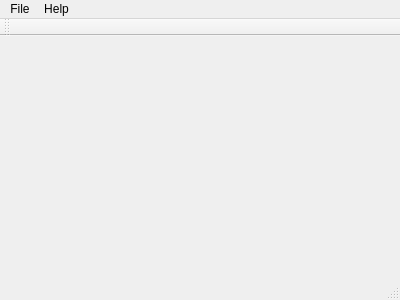
First picture: the form in mainwindow.ui, repository VeskeR/kpz-cool-project, before the edit.
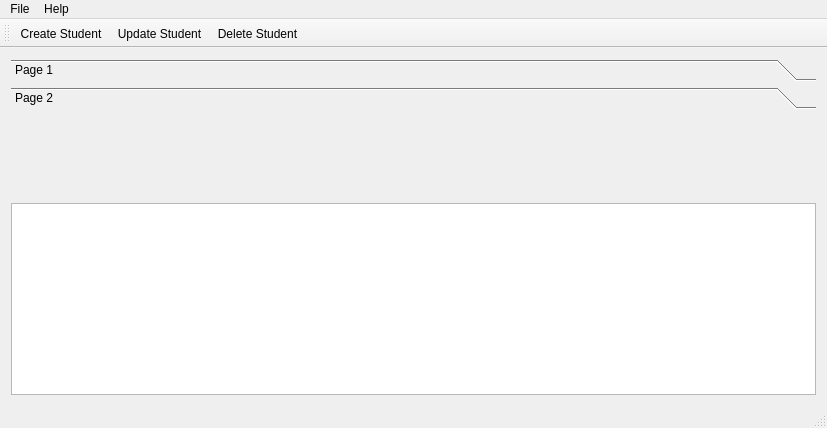
Second picture: the form after the edit.

Commit message: Added connection to db, displaying data from db, creating new students

What changed in the file:
```diff
--- a/mainwindow.ui
+++ b/mainwindow.ui
@@ -6,20 +6,59 @@
    <rect>
     <x>0</x>
     <y>0</y>
-    <width>400</width>
-    <height>300</height>
+    <width>827</width>
+    <height>428</height>
    </rect>
   </property>
   <property name="windowTitle">
    <string>Cool Project</string>
   </property>
-  <widget class="QWidget" name="centralWidget"/>
+  <widget class="QWidget" name="centralWidget">
+   <layout class="QVBoxLayout" name="verticalLayout">
+    <item>
+     <widget class="QToolBox" name="toolBox">
+      <property name="currentIndex">
+       <number>1</number>
+      </property>
+      <widget class="QWidget" name="page">
+       <property name="geometry">
+        <rect>
+         <x>0</x>
+         <y>0</y>
+         <width>803</width>
+         <height>77</height>
+        </rect>
+       </property>
+       <attribute name="label">
+        <string>Page 1</string>
+       </attribute>
+      </widget>
+      <widget class="QWidget" name="page_2">
+       <property name="geometry">
+        <rect>
+         <x>0</x>
+         <y>0</y>
+         <width>803</width>
+         <height>77</height>
+        </rect>
+       </property>
+       <attribute name="label">
+        <string>Page 2</string>
+       </attribute>
+      </widget>
+     </widget>
+    </item>
+    <item>
+     <widget class="QTableView" name="tableView"/>
+    </item>
+   </layout>
+  </widget>
   <widget class="QMenuBar" name="menuBar">
    <property name="geometry">
     <rect>
      <x>0</x>
      <y>0</y>
-     <width>400</width>
+     <width>827</width>
      <height>22</height>
     </rect>
    </property>
@@ -44,6 +83,9 @@
    <attribute name="toolBarBreak">
     <bool>false</bool>
    </attribute>
+   <addaction name="actionCreate_Student"/>
+   <addaction name="actionUpdate_Student"/>
+   <addaction name="actionDelete_Student"/>
   </widget>
   <widget class="QStatusBar" name="statusBar"/>
   <action name="actionAbout">
@@ -51,6 +93,21 @@
     <string>About</string>
    </property>
   </action>
+  <action name="actionCreate_Student">
+   <property name="text">
+    <string>Create Student</string>
+   </property>
+  </action>
+  <action name="actionUpdate_Student">
+   <property name="text">
+    <string>Update Student</string>
+   </property>
+  </action>
+  <action name="actionDelete_Student">
+   <property name="text">
+    <string>Delete Student</string>
+   </property>
+  </action>
  </widget>
  <layoutdefault spacing="6" margin="11"/>
  <resources/>
```
Left out of the diff: 3 changed lines with no effect on the pictures. The commit also changes 12 other files.
